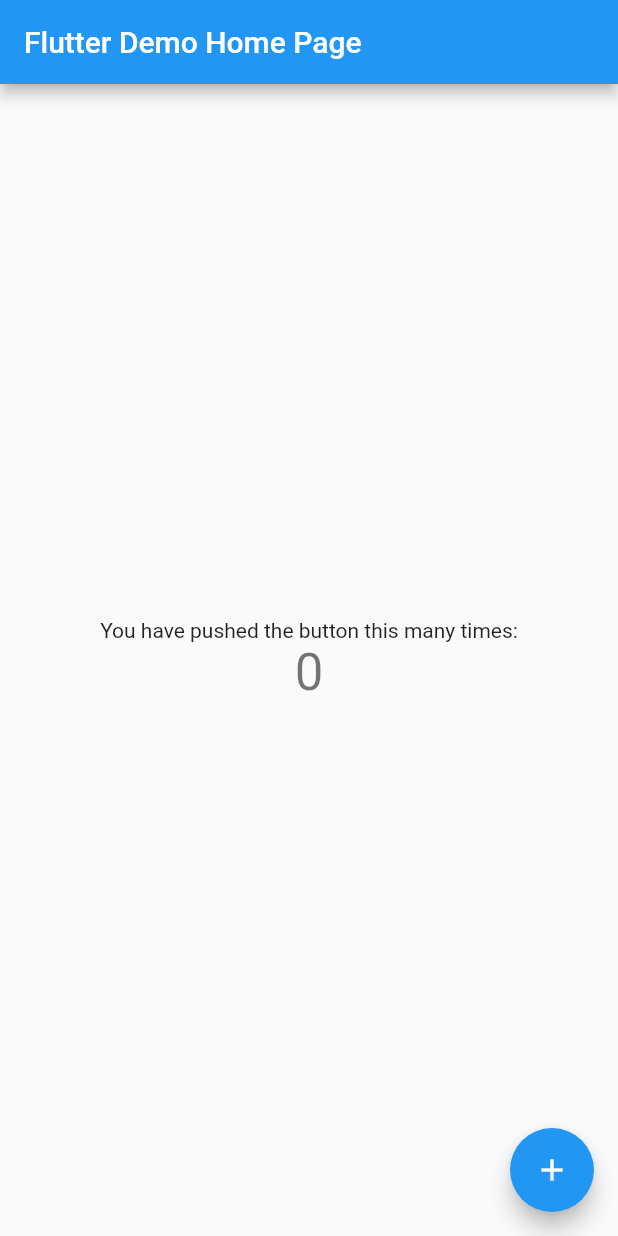
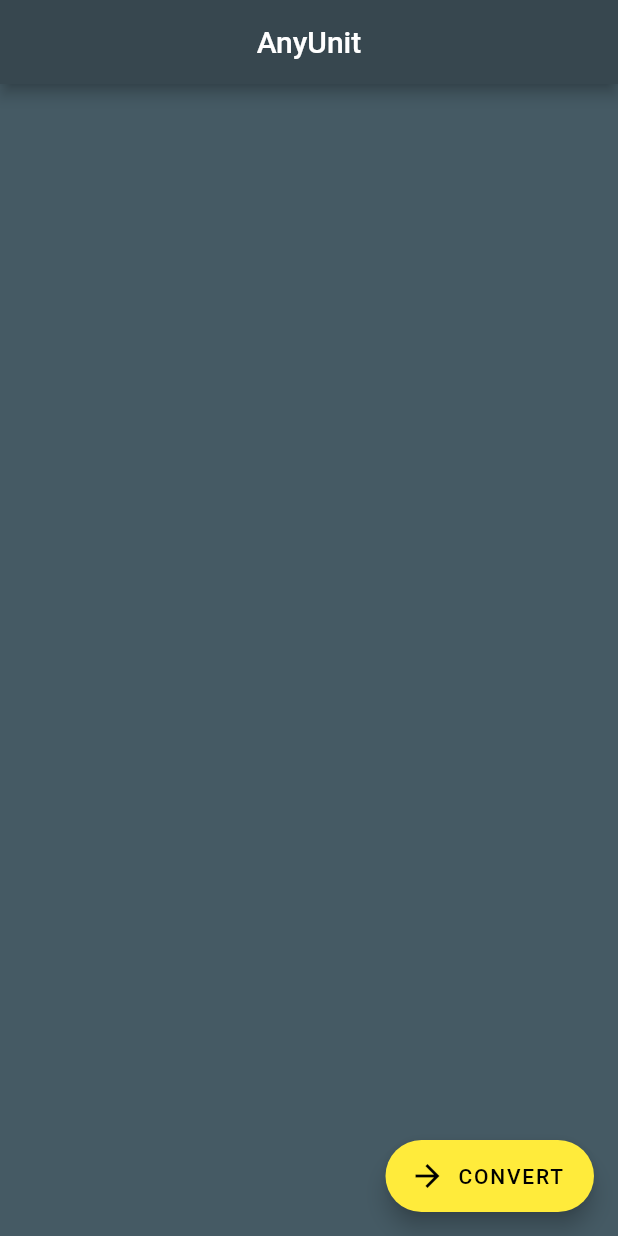
Before and after one commit to TobiasRitter/anyunit, a Flutter app: the screen it shows after launch, on a phone screen of 412 x 824 dp. Run offline on Flutter 3.47's test engine with Material 2 defaults, Android fonts, the phone set to English and light mode, and no system bars.

Commit message:
implement basic theme

```diff
--- a/lib/main.dart
+++ b/lib/main.dart
@@ -3,39 +3,23 @@ import 'package:flutter/material.dart';
 void main() => runApp(MyApp());
 
 class MyApp extends StatelessWidget {
-  // This widget is the root of your application.
   @override
   Widget build(BuildContext context) {
     return MaterialApp(
-      title: 'Flutter Demo',
+      title: 'AnyUnit',
       theme: ThemeData(
-        // This is the theme of your application.
-        //
-        // Try running your application with "flutter run". You'll see the
-        // application has a blue toolbar. Then, without quitting the app, try
-        // changing the primarySwatch below to Colors.green and then invoke
-        // "hot reload" (press "r" in the console where you ran "flutter run",
-        // or simply save your changes to "hot reload" in a Flutter IDE).
-        // Notice that the counter didn't reset back to zero; the application
-        // is not restarted.
-        primarySwatch: Colors.blue,
+        brightness: Brightness.dark,
+        primaryColor: Colors.blueGrey[800],
+        canvasColor: Colors.blueGrey[700],
+        accentColor: Colors.yellow,
       ),
-      home: MyHomePage(title: 'Flutter Demo Home Page'),
+      home: MyHomePage(title: 'AnyUnit'),
     );
   }
 }
 
 class MyHomePage extends StatefulWidget {
   MyHomePage({Key key, this.title}) : super(key: key);
-
-  // This widget is the home page of your application. It is stateful, meaning
-  // that it has a State object (defined below) that contains fields that affect
-  // how it looks.
-
-  // This class is the configuration for the state. It holds the values (in this
-  // case the title) provided by the parent (in this case the App widget) and
-  // used by the build method of the State. Fields in a Widget subclass are
-  // always marked "final".
 
   final String title;
 
@@ -44,68 +28,20 @@ class MyHomePage extends StatefulWidget {
 }
 
 class _MyHomePageState extends State<MyHomePage> {
-  int _counter = 0;
-
-  void _incrementCounter() {
-    setState(() {
-      // This call to setState tells the Flutter framework that something has
-      // changed in this State, which causes it to rerun the build method below
-      // so that the display can reflect the updated values. If we changed
-      // _counter without calling setState(), then the build method would not be
-      // called again, and so nothing would appear to happen.
-      _counter++;
-    });
-  }
-
   @override
   Widget build(BuildContext context) {
-    // This method is rerun every time setState is called, for instance as done
-    // by the _incrementCounter method above.
-    //
-    // The Flutter framework has been optimized to make rerunning build methods
-    // fast, so that you can just rebuild anything that needs updating rather
-    // than having to individually change instances of widgets.
     return Scaffold(
       appBar: AppBar(
-        // Here we take the value from the MyHomePage object that was created by
-        // the App.build method, and use it to set our appbar title.
         title: Text(widget.title),
+        centerTitle: true,
       ),
-      body: Center(
-        // Center is a layout widget. It takes a single child and positions it
-        // in the middle of the parent.
-        child: Column(
-          // Column is also layout widget. It takes a list of children and
-          // arranges them vertically. By default, it sizes itself to fit its
-          // children horizontally, and tries to be as tall as its parent.
-          //
-          // Invoke "debug painting" (press "p" in the console, choose the
-          // "Toggle Debug Paint" action from the Flutter Inspector in Android
-          // Studio, or the "Toggle Debug Paint" command in Visual Studio Code)
-          // to see the wireframe for each widget.
-          //
-          // Column has various properties to control how it sizes itself and
-          // how it positions its children. Here we use mainAxisAlignment to
-          // center the children vertically; the main axis here is the vertical
-          // axis because Columns are vertical (the cross axis would be
-          // horizontal).
-          mainAxisAlignment: MainAxisAlignment.center,
-          children: <Widget>[
-            Text(
-              'You have pushed the button this many times:',
-            ),
-            Text(
-              '$_counter',
-              style: Theme.of(context).textTheme.display1,
-            ),
-          ],
+      floatingActionButton: FloatingActionButton.extended(
+        icon: Icon(Icons.arrow_forward),
+        label: Text(
+          "CONVERT",
         ),
+        onPressed: null,
       ),
-      floatingActionButton: FloatingActionButton(
-        onPressed: _incrementCounter,
-        tooltip: 'Increment',
-        child: Icon(Icons.add),
-      ), // This trailing comma makes auto-formatting nicer for build methods.
     );
   }
 }
```
